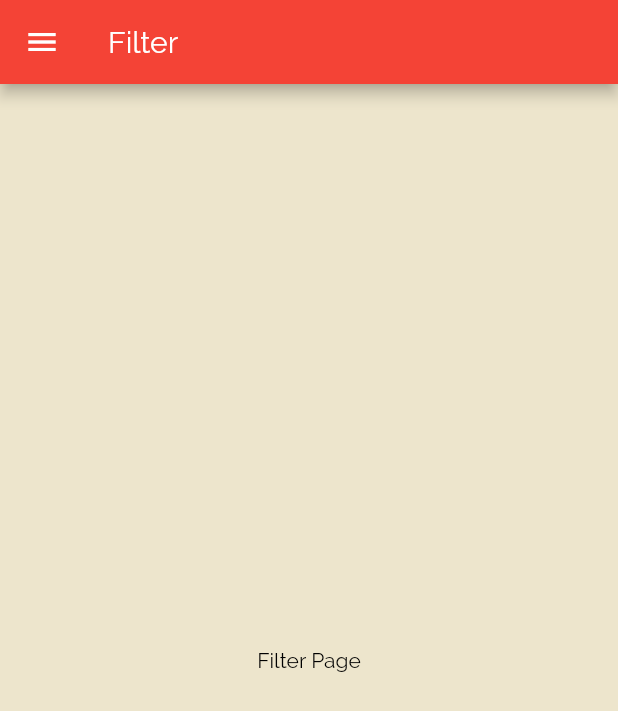
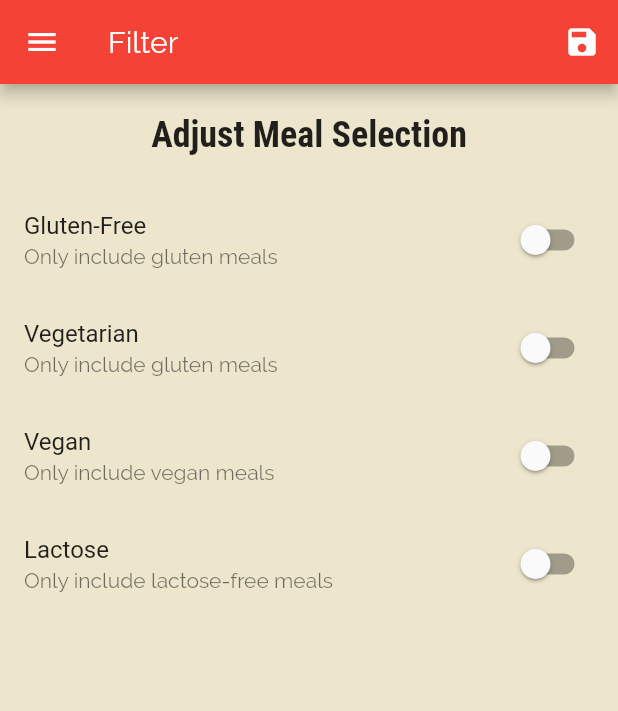
Before and after one commit to EleaFederio/recipeApp, a Flutter app: the FilterScreen screen opened by its route, on a phone screen of 412 x 824 dp. Shown: the top 711 px of the screen. Run offline on Flutter 3.47's test engine with Material 2 defaults, Android fonts, the phone set to English and light mode, and no system bars.

```diff
--- a/lib/main.dart
+++ b/lib/main.dart
@@ -1,7 +1,8 @@
 import 'dart:ui';
 
 import 'package:flutter/material.dart';
-import 'package:mealApp/screens/categories_screen.dart';
+import 'package:mealApp/dummy_data.dart';
+import 'package:mealApp/models/meal.dart';
 import 'package:mealApp/screens/category_meals.dart';
 import 'package:mealApp/screens/filter_screen.dart';
 import 'package:mealApp/screens/meal_detail_screen.dart';
@@ -11,8 +12,63 @@ void main() {
   runApp(MyApp());
 }
 
-class MyApp extends StatelessWidget {
+class MyApp extends StatefulWidget {
   // This widget is the root of your application.
+  @override
+  _MyAppState createState() => _MyAppState();
+}
+
+class _MyAppState extends State<MyApp> {
+
+  Map<String, bool> _filters = {
+    'gluten': false,
+    'lactose': false,
+    'vegan': false,
+    'vegetarian': false,
+  };
+
+  List<Meal> _availableMeals = DUMMY_MEALS;
+  List<Meal> _favoriteMeals = [];
+
+  void _setFilters(Map<String, bool> filterData){
+    setState(() {
+      _filters = filterData;
+      _availableMeals = DUMMY_MEALS.where((meal){
+        // ignore: missing_return
+        if(_filters['gluten'] && !meal.isGlutenFree){
+          return false;
+        }
+        if(_filters['lactose'] && !meal.isLactoseFree){
+          return false;
+        }
+        if(_filters['vegan'] && !meal.isVegan){
+          return false;
+        }
+        if(_filters['vegetarian'] && !meal.isVegetarian){
+          return false;
+        }
+        return true;
+      }).toList();
+    });
+  }
+
+  void _toggleFavorite(String mealId){
+    final existingIndex = _favoriteMeals.indexWhere((meal) => meal.id == mealId );
+    if(existingIndex >= 0){
+      setState(() {
+        _favoriteMeals.removeAt(existingIndex);
+      });
+    }else{
+      setState(() {
+        _favoriteMeals.add(DUMMY_MEALS.firstWhere((meal) => meal.id == mealId));
+      });
+    }
+  }
+
+  bool _isMealFavorite(String id){
+    return _favoriteMeals.any((meal) => meal.id == id);
+  }
+
   @override
   Widget build(BuildContext context) {
     return MaterialApp(
@@ -40,10 +96,10 @@ class MyApp extends StatelessWidget {
       initialRoute: '/',
       routes: {
         // '/': (context) => CategoriesScreen(),
-        '/': (context) => TabsScreen(),
-        CategoryMealsScreen.routeName: (context) => CategoryMealsScreen(),
-        MealDetailScreen.routeName: (context) => MealDetailScreen(),
-        FilterScreen.routeName: (context) => FilterScreen()
+        '/': (context) => TabsScreen(_favoriteMeals),
+        CategoryMealsScreen.routeName: (context) => CategoryMealsScreen(_availableMeals),
+        MealDetailScreen.routeName: (context) => MealDetailScreen(_toggleFavorite, _isMealFavorite),
+        FilterScreen.routeName: (context) => FilterScreen(_filters, _setFilters),
       },
     );
   }
--- a/lib/screens/category_meals.dart
+++ b/lib/screens/category_meals.dart
@@ -1,10 +1,12 @@
 import 'package:flutter/material.dart';
-import 'package:mealApp/dummy_data.dart';
 import 'package:mealApp/models/meal.dart';
 import 'package:mealApp/widgets/meal_item.dart';
 
 class CategoryMealsScreen extends StatefulWidget {
   static const routeName = '/category-meals';
+
+  final List<Meal> availableMeals;
+  CategoryMealsScreen(this.availableMeals);
 
   @override
   _CategoryMealsScreenState createState() => _CategoryMealsScreenState();
@@ -30,7 +32,7 @@ class _CategoryMealsScreenState extends State<CategoryMealsScreen> {
       final categoryId = routeArgs['id'];
       categoryTitle = routeArgs['title'];
       // filter by categories where = to seleted category id
-      displayedMeals = DUMMY_MEALS.where((meal) {
+      displayedMeals = widget.availableMeals.where((meal) {
         return meal.categories.contains(categoryId);
       }).toList();
       _loadedInitData = true;
@@ -60,7 +62,6 @@ class _CategoryMealsScreenState extends State<CategoryMealsScreen> {
             duration: displayedMeals[index].duration,
             complexity: displayedMeals[index].complexity,
             affordability: displayedMeals[index].affordability,
-            removeItem: _removeMeal,
           );
         },
         itemCount: displayedMeals.length,
--- a/lib/screens/filter_screen.dart
+++ b/lib/screens/filter_screen.dart
@@ -1,19 +1,125 @@
+import 'package:flutter/cupertino.dart';
 import 'package:flutter/material.dart';
 import 'package:mealApp/widgets/main_drawer.dart';
 
-class FilterScreen extends StatelessWidget {
+class FilterScreen extends StatefulWidget {
   static const routeName = '/filters';
+
+  // FilterScreen(setFilters);
+  final Map<String, bool> _curentFilters;
+  final Function _saveFilters;
+
+  FilterScreen(this._curentFilters, this._saveFilters);
+
+  @override
+  _FilterScreenState createState() => _FilterScreenState();
+}
+
+class _FilterScreenState extends State<FilterScreen> {
+
+  bool _glutenFree = false;
+  bool _vegetarian = false;
+  bool _vegan = false;
+  bool _lactoseFree = false;
+
+  @override
+  initState(){
+    _glutenFree = widget._curentFilters['gluten'];
+    _lactoseFree = widget._curentFilters['lactose'];
+    _vegan = widget._curentFilters['vegan'];
+    _vegetarian = widget._curentFilters['vegetarian'];
+    super.initState();
+  }
+
+  Widget _buildSwitchListTile(String title, String description, bool currentValue, Function updatedValue){
+    return SwitchListTile(
+      activeColor: Colors.white,
+      title: Text(title),
+      value: currentValue,
+      subtitle: Text(description),
+      onChanged: updatedValue
+    );
+  }
 
   @override
   Widget build(BuildContext context) {
     return Scaffold(
       appBar: AppBar(
         title: Text('Filter'),
+        actions: <Widget>[
+          IconButton(
+              icon: Icon(Icons.save),
+              // call the saveFilter from FilterScreen Class
+              onPressed: () {
+                final selectedFilters = {
+                  'gluten': _glutenFree,
+                  'lactose': _lactoseFree,
+                  'vegan': _vegan,
+                  'vegetarian': _vegetarian,
+                };
+                widget._saveFilters(selectedFilters);
+              },
+          ),
+        ],
       ),
       drawer: MainDrawer(),
-      body: Center(
-        child: Text('Filter Page'),
-      ),
+      body: Column(
+        children: <Widget>[
+          Container(
+            padding: EdgeInsets.all(20.0),
+            child: Text(
+              'Adjust Meal Selection',
+              style: Theme.of(context).textTheme.title,
+            ),
+          ),
+          Expanded(
+            child: ListView(
+              children: <Widget>[
+                _buildSwitchListTile(
+                  'Gluten-Free',
+                  'Only include gluten meals',
+                  _glutenFree,
+                    (newValue){
+                      setState(() {
+                        _glutenFree = newValue;
+                      });
+                    }
+                ),
+                _buildSwitchListTile(
+                    'Vegetarian',
+                    'Only include gluten meals',
+                    _vegetarian,
+                        (newValue){
+                      setState(() {
+                        _vegetarian = newValue;
+                      });
+                    }
+                ),
+                _buildSwitchListTile(
+                    'Vegan',
+                    'Only include vegan meals',
+                    _vegan,
+                        (newValue){
+                      setState(() {
+                        _vegan = newValue;
+                      });
+                    }
+                ),
+                _buildSwitchListTile(
+                    'Lactose',
+                    'Only include lactose-free meals',
+                    _lactoseFree,
+                        (newValue){
+                      setState(() {
+                        _lactoseFree = newValue;
+                      });
+                    }
+                ),
+              ],
+            ),
+          ),
+        ],
+      )
     );
   }
 }
```
Also changed, not shown: lib/screens/favorites_screen.dart (+26 -3 lines), lib/screens/meal_detail_screen.dart (+5 -5 lines), lib/screens/tabs_screen.dart (+17 -4 lines), lib/widgets/meal_item.dart (+4 -4 lines).
